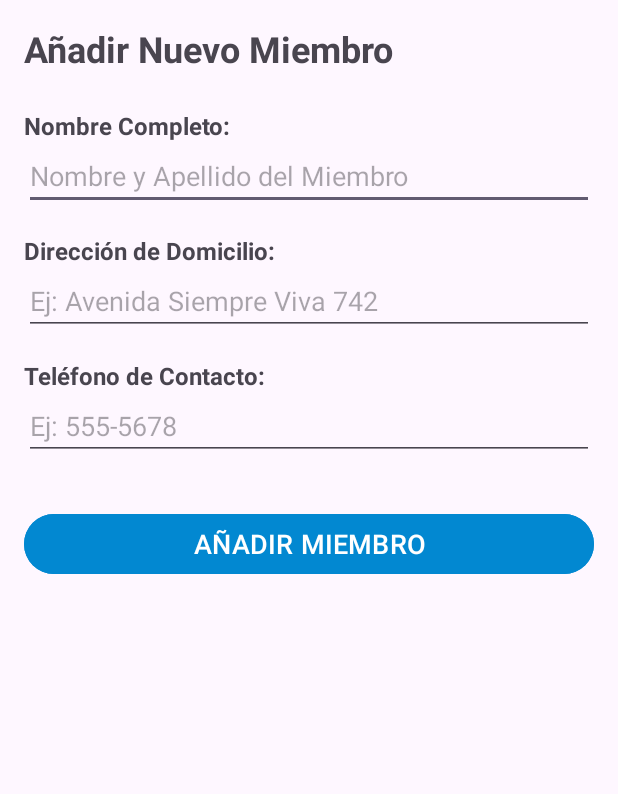
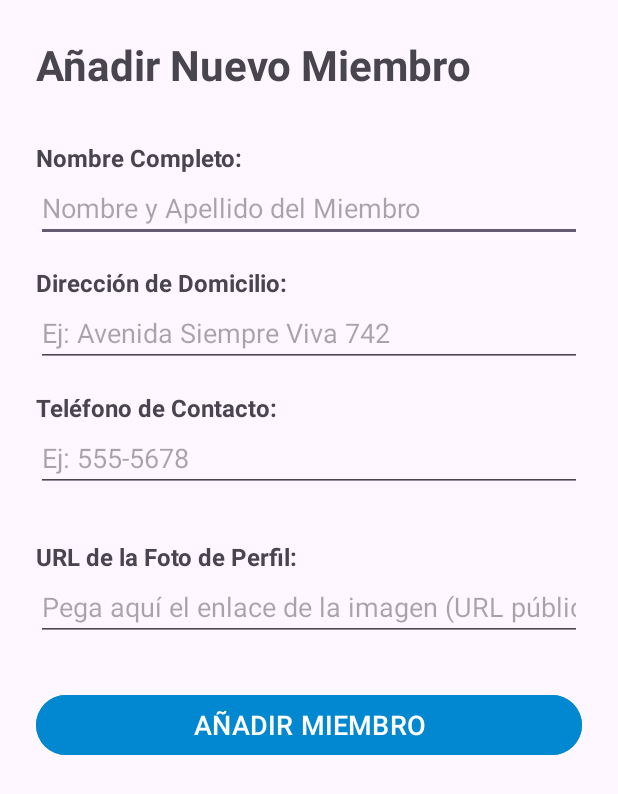
Before and after one commit to FabricioG2022/MiPrimeraApp, an Android app: the AddMiembroActivity screen opened directly, with no data from a screen before it, on a phone screen of 412 x 824 dp. Shown: the top 794 px of the screen. Run offline under Robolectric (Android 15) with nearby library versions, the phone set to English and light mode, and no system bars.

Commit message:
feat: Modificacion de clases para aceptar la foto de la persona

```diff
--- a/app/src/main/java/com/fabricodedev/appvisitashermanos/AddMiembroActivity.java
+++ b/app/src/main/java/com/fabricodedev/appvisitashermanos/AddMiembroActivity.java
@@ -12,7 +12,7 @@ import com.fabricodedev.appvisitashermanos.utils.MiembrosManager;
 
 public class AddMiembroActivity extends AppCompatActivity {
 
-    private EditText etNombre, etDireccion, etTelefono;
+    private EditText etNombre, etDireccion, etTelefono, etFotoUrl;
     private Button btnGuardar;
 
     @Override
@@ -24,6 +24,7 @@ public class AddMiembroActivity extends AppCompatActivity {
         etNombre = findViewById(R.id.et_add_nombre);
         etDireccion = findViewById(R.id.et_add_direccion);
         etTelefono = findViewById(R.id.et_add_telefono);
+        etFotoUrl = findViewById(R.id.et_foto_url);
         btnGuardar = findViewById(R.id.btn_guardar_nuevo);
 
         // 2. Configurar Listener
@@ -34,6 +35,7 @@ public class AddMiembroActivity extends AppCompatActivity {
         String nombre = etNombre.getText().toString().trim();
         String direccion = etDireccion.getText().toString().trim();
         String telefono = etTelefono.getText().toString().trim();
+        String fotoUrl = etFotoUrl.getText().toString().trim();
 
         // Validación básica
         if (nombre.isEmpty() || direccion.isEmpty() || telefono.isEmpty()) {
@@ -46,7 +48,9 @@ public class AddMiembroActivity extends AppCompatActivity {
         // 2. Crear el objeto Miembro
         // El constructor de Miembro debe ser compatible con: (id, nombre, direccion, telefono)
         Miembro nuevoMiembro = new Miembro(newId, nombre, direccion, telefono);
-
+        if (!fotoUrl.isEmpty()) {
+            nuevoMiembro.setFotoUrl(fotoUrl);
+        }
         // Inicializar campos de Firestore
         // Esto asegura que el objeto tenga las listas y campos necesarios para Firestore
         nuevoMiembro.setUltimaVisita("N/A");
--- a/app/src/main/res/layout/activity_add_miembro.xml
+++ b/app/src/main/res/layout/activity_add_miembro.xml
@@ -9,15 +9,15 @@
         android:layout_width="match_parent"
         android:layout_height="wrap_content"
         android:orientation="vertical"
-        android:padding="16dp">
+        android:padding="24dp">
 
         <TextView
             android:layout_width="wrap_content"
             android:layout_height="wrap_content"
+            android:layout_marginBottom="32dp"
             android:text="Añadir Nuevo Miembro"
-            android:textSize="24sp"
-            android:textStyle="bold"
-            android:layout_marginBottom="24dp"/>
+            android:textSize="28sp"
+            android:textStyle="bold" />
 
         <TextView
             android:layout_width="wrap_content"
@@ -61,6 +61,19 @@
             android:inputType="phone"
             android:layout_marginBottom="32dp"/>
 
+        <TextView
+            android:layout_width="wrap_content"
+            android:layout_height="wrap_content"
+            android:text="URL de la Foto de Perfil:"
+            android:textSize="16sp"
+            android:textStyle="bold"/>
+        <EditText
+            android:id="@+id/et_foto_url"
+            android:layout_width="match_parent"
+            android:layout_height="wrap_content"
+            android:hint="Pega aquí el enlace de la imagen (URL pública)"
+            android:inputType="textUri"
+            android:layout_marginBottom="32dp"/>
         <Button
             android:id="@+id/btn_guardar_nuevo"
             android:layout_width="match_parent"
@@ -68,6 +81,5 @@
             android:text="AÑADIR MIEMBRO"
             android:backgroundTint="#0288D1"
             android:textSize="18sp"/>
-
     </LinearLayout>
 </ScrollView>
```
Also changed, not shown: app/src/main/java/com/fabricodedev/appvisitashermanos/EditarMiembroActivity.java (+6 -3 lines), app/src/main/java/com/fabricodedev/appvisitashermanos/utils/MiembrosManager.java (+4 -3 lines), app/src/main/res/layout/activity_editar_miembro.xml (+13 -0 lines).
